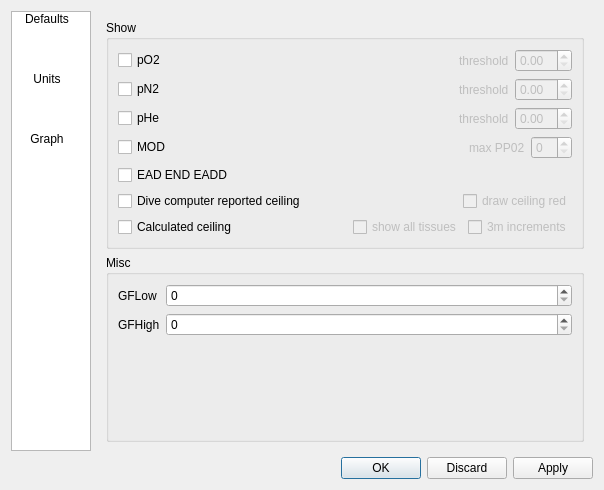
Old version of the form qt-ui/preferences.ui in the repository subsurface/subsurface.
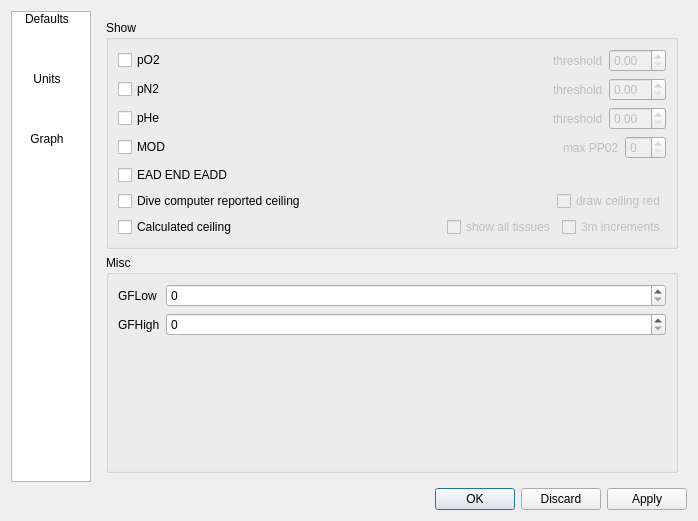
New version of the form. Icons and pictures are not drawn.

Commit message:
Cleanup minor issues with ceilings for individualy tissues
In commit b8d31d8534b ("Show ceilings for individual tissues") Robert
inadvertently broke the connection from dc_ceilings to red_ceilings and
also didn't correctly enable the checkbox for all_tissues when
calc_ceilings was already set in the preferences before the dialog was
created (and therefore the connection in the .ui file isn't run).

There's also a simplification / cleanup to the code deciding whether to
show all the tissues.

What changed in the file:
```diff
--- a/qt-ui/preferences.ui
+++ b/qt-ui/preferences.ui
@@ -6,8 +6,8 @@
    <rect>
     <x>0</x>
     <y>0</y>
-    <width>604</width>
-    <height>490</height>
+    <width>698</width>
+    <height>521</height>
    </rect>
   </property>
   <property name="windowTitle">
```
Left out of the diff: 108 changed lines with no effect on the pictures. The commit also changes 2 other files.
